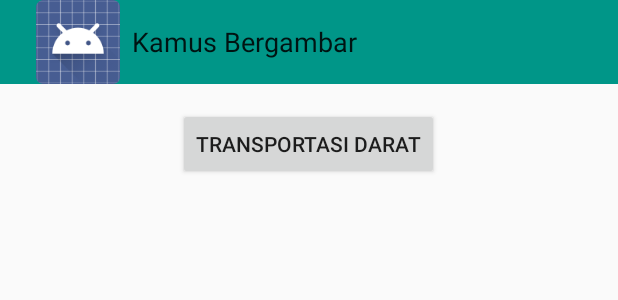
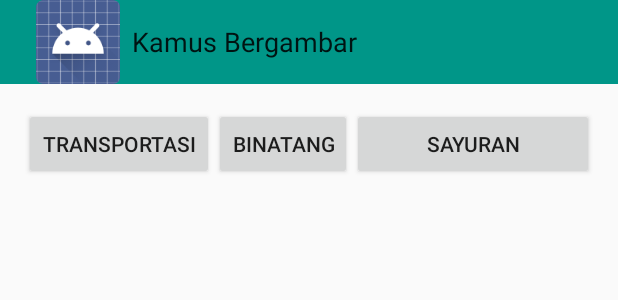
Before and after one commit to rizalLaptop/KamusBergambar, an Android app: the layout activity_main.xml on its own in the app's theme, with its tools: preview values and no code run, on a phone screen of 412 x 824 dp. Shown: the top 300 px of the screen. Run offline under Robolectric (Android 15) with nearby library versions, the phone set to English and light mode, and no system bars.

Commit message:
Coba button home

```diff
--- a/app/src/main/res/layout/activity_main.xml
+++ b/app/src/main/res/layout/activity_main.xml
@@ -6,12 +6,24 @@
     android:paddingBottom="@dimen/activity_vertical_margin" tools:context=".MainActivity"
     android:theme="@style/AppTheme"
     android:weightSum="1"
-    android:orientation="vertical">
+    android:orientation="horizontal">
 
     <Button
         android:layout_width="wrap_content"
         android:layout_height="wrap_content"
-        android:text="Transportasi Darat"
+        android:text="@string/btn_transportasi"
         android:id="@+id/transportasi"
         android:layout_gravity="center_horizontal" />
+
+    <Button
+        android:layout_width="wrap_content"
+        android:layout_height="wrap_content"
+        android:text="@string/btn_hewan"
+        android:id="@+id/binatang" />
+
+    <Button
+        android:layout_width="fill_parent"
+        android:layout_height="wrap_content"
+        android:text="@string/btn_sayur"
+        android:id="@+id/tanaman" />
 </LinearLayout>
--- a/app/src/main/res/values/strings.xml
+++ b/app/src/main/res/values/strings.xml
@@ -3,4 +3,7 @@
 
     <string name="hello_world">Hello world!</string>
     <string name="action_settings">Settings</string>
+    <string name="btn_transportasi">Transportasi</string>
+    <string name="btn_hewan">Binatang</string>
+    <string name="btn_sayur">Sayuran</string>
 </resources>
```
